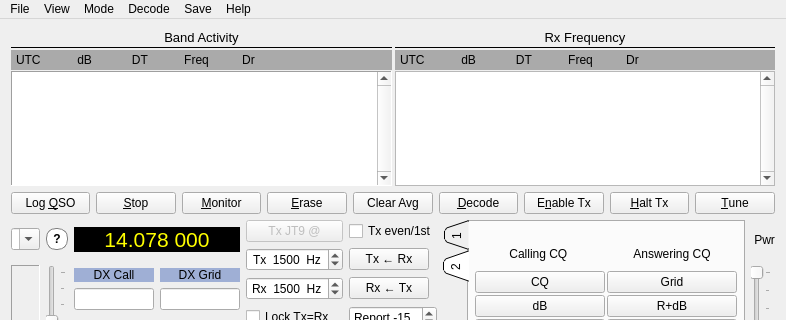
Above: mainwindow.ui from saitohirga/WSJT-X before the change; both pictures show x 0 to 786 and y 0 to 320 of the 786 by 475 pixel window. Below: the same form after it.
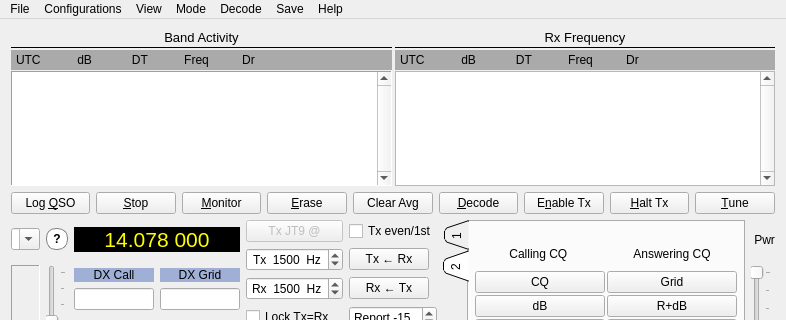
That is the form after the change. Custom widgets are drawn as their Qt base class.

Commit message:
Add multiple configurations navigation and management
Multiple configurations  are accessed and  maintained from a  new main
window menu bar  pop up menu "Configurations". The  prior settings are
the  "Default"  entry. New  configurations  may  be added  by  cloning
existing ones.  Maintenance  and navigation is via sub  menus for each
configuration.

```diff
--- a/mainwindow.ui
+++ b/mainwindow.ui
@@ -2375,7 +2375,13 @@
     <addaction name="actionISCAT"/>
     <addaction name="actionJTMSK"/>
    </widget>
+   <widget class="QMenu" name="menuConfig">
+    <property name="title">
+     <string>Configurations</string>
+    </property>
+   </widget>
    <addaction name="menuFile"/>
+   <addaction name="menuConfig"/>
    <addaction name="menuView"/>
    <addaction name="menuMode"/>
    <addaction name="menuDecode"/>
```
The commit also changes 6 other files.
